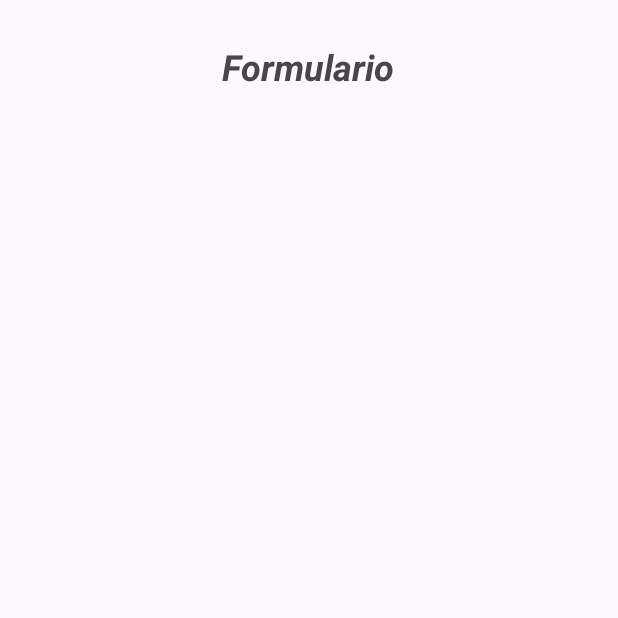
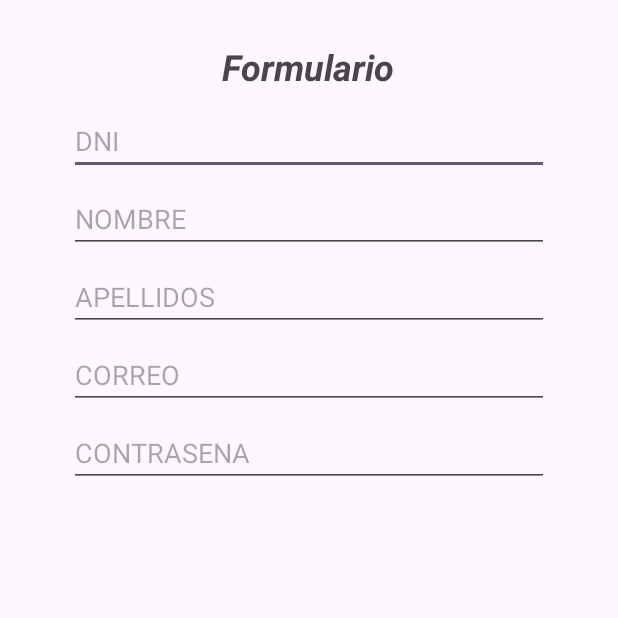
Before and after one commit to inoricode28/EC02_Clinica_Proyect, an Android app: the screen it shows after launch (FormActivity), on a phone screen of 412 x 824 dp, the top half of it. Run offline under Robolectric (Android 15) with nearby library versions, the phone set to English and light mode, and no system bars.

Commit message:
Datos Principales

```diff
--- a/Clinica_Proyect/app/src/main/res/layout/activity_formulario.xml
+++ b/Clinica_Proyect/app/src/main/res/layout/activity_formulario.xml
@@ -18,4 +18,78 @@
         app:layout_constraintHorizontal_bias="0.498"
         app:layout_constraintStart_toStartOf="parent"
         app:layout_constraintTop_toTopOf="parent" />
+
+    <EditText
+        android:id="@+id/editTextNumber"
+        android:layout_width="320dp"
+        android:layout_height="40dp"
+        android:layout_marginStart="32dp"
+        android:layout_marginTop="16dp"
+        android:layout_marginEnd="32dp"
+        android:ems="10"
+        android:hint="DNI"
+        android:inputType="number"
+        app:layout_constraintEnd_toEndOf="parent"
+        app:layout_constraintHorizontal_bias="0.497"
+        app:layout_constraintStart_toStartOf="parent"
+        app:layout_constraintTop_toBottomOf="@+id/textView" />
+
+    <EditText
+        android:id="@+id/editTextText"
+        android:layout_width="320dp"
+        android:layout_height="40dp"
+        android:layout_marginStart="32dp"
+        android:layout_marginTop="12dp"
+        android:layout_marginEnd="32dp"
+        android:ems="10"
+        android:hint="NOMBRE"
+        android:inputType="text"
+        app:layout_constraintEnd_toEndOf="parent"
+        app:layout_constraintHorizontal_bias="0.497"
+        app:layout_constraintStart_toStartOf="parent"
+        app:layout_constraintTop_toBottomOf="@+id/editTextNumber" />
+
+    <EditText
+        android:id="@+id/editTextText2"
+        android:layout_width="320dp"
+        android:layout_height="40dp"
+        android:layout_marginStart="32dp"
+        android:layout_marginTop="12dp"
+        android:layout_marginEnd="32dp"
+        android:ems="10"
+        android:hint="APELLIDOS"
+        android:inputType="text"
+        app:layout_constraintEnd_toEndOf="parent"
+        app:layout_constraintHorizontal_bias="0.497"
+        app:layout_constraintStart_toStartOf="parent"
+        app:layout_constraintTop_toBottomOf="@+id/editTextText" />
+
+    <EditText
+        android:id="@+id/editTextTextEmailAddress"
+        android:layout_width="320dp"
+        android:layout_height="40dp"
+        android:layout_marginStart="32dp"
+        android:layout_marginTop="12dp"
+        android:layout_marginEnd="32dp"
+        android:ems="10"
+        android:hint="CORREO"
+        android:inputType="textEmailAddress"
+        app:layout_constraintEnd_toEndOf="parent"
+        app:layout_constraintStart_toStartOf="parent"
+        app:layout_constraintTop_toBottomOf="@+id/editTextText2" />
+
+    <EditText
+        android:id="@+id/editTextTextPassword"
+        android:layout_width="320dp"
+        android:layout_height="40dp"
+        android:layout_marginStart="32dp"
+        android:layout_marginTop="12dp"
+        android:layout_marginEnd="32dp"
+        android:ems="10"
+        android:hint="CONTRASEÑA"
+        android:inputType="textPassword"
+        app:layout_constraintEnd_toEndOf="parent"
+        app:layout_constraintHorizontal_bias="0.497"
+        app:layout_constraintStart_toStartOf="parent"
+        app:layout_constraintTop_toBottomOf="@+id/editTextTextEmailAddress" />
 </androidx.constraintlayout.widget.ConstraintLayout>
```
